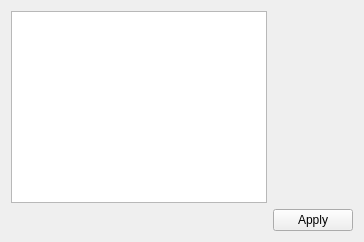
Old version of the form comments.ui in the repository caronnee/pdfeditor.
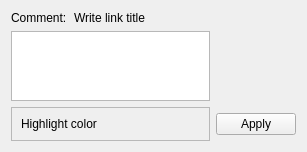
New version of the form. Custom widgets are drawn as their Qt base class.

Commit message: added highlight mode

Diff of the .ui file:
```diff
--- a/comments.ui
+++ b/comments.ui
@@ -2,22 +2,63 @@
 <ui version="4.0">
  <class>Comments</class>
  <widget class="QWidget" name="Comments">
+  <property name="geometry">
+   <rect>
+    <x>0</x>
+    <y>0</y>
+    <width>307</width>
+    <height>147</height>
+   </rect>
+  </property>
   <property name="windowTitle">
    <string>Add Annotation</string>
   </property>
   <layout class="QGridLayout" name="gridLayout">
-   <item row="1" column="0" rowspan="2">
+   <item row="1" column="0" rowspan="2" colspan="3">
     <widget class="QPlainTextEdit" name="content"/>
    </item>
-   <item row="5" column="2">
+   <item row="0" column="0">
+    <widget class="QLabel" name="label">
+     <property name="text">
+      <string>Comment:</string>
+     </property>
+    </widget>
+   </item>
+   <item row="3" column="0" colspan="3">
+    <widget class="QFrame" name="hFrame">
+     <property name="frameShape">
+      <enum>QFrame::StyledPanel</enum>
+     </property>
+     <property name="frameShadow">
+      <enum>QFrame::Raised</enum>
+     </property>
+     <layout class="QHBoxLayout" name="horizontalLayout">
+      <item>
+       <widget class="QLabel" name="label_2">
+        <property name="text">
+         <string>Highlight color</string>
+        </property>
+       </widget>
+      </item>
+      <item>
+       <widget class="ColorPicker" name="hColor" native="true"/>
+      </item>
+     </layout>
+    </widget>
+   </item>
+   <item row="3" column="3">
     <widget class="QPushButton" name="apply">
      <property name="text">
       <string>Apply</string>
      </property>
     </widget>
    </item>
-   <item row="2" column="2">
-    <widget class="ColorPicker" name="hColor" native="true"/>
+   <item row="0" column="1">
+    <widget class="QLabel" name="linkLabel">
+     <property name="text">
+      <string>Write link title</string>
+     </property>
+    </widget>
    </item>
   </layout>
  </widget>
```
The commit also changes 14 other files.
